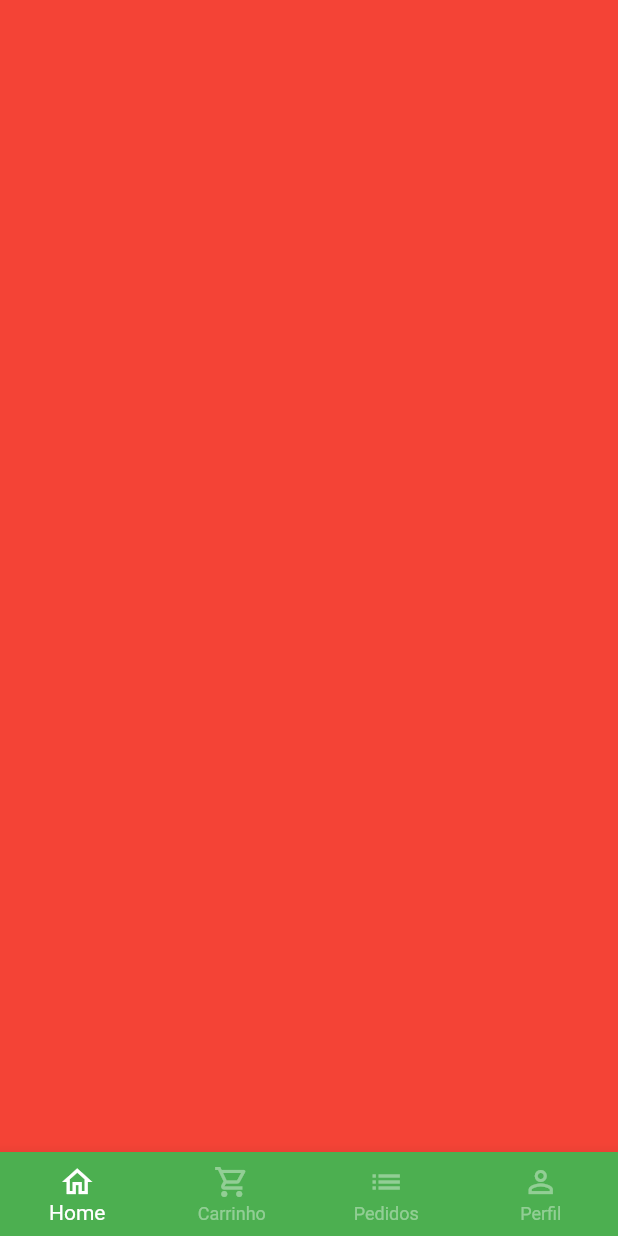
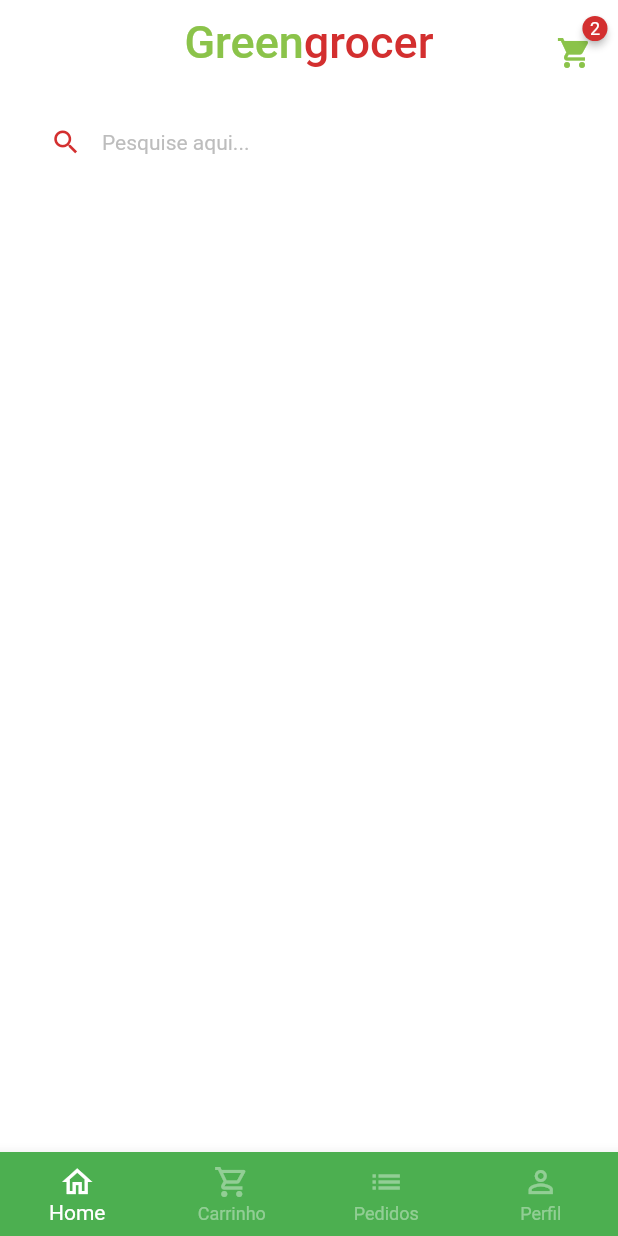
Before and after one commit to Wkerlyson/greengrocer, a Flutter app: the screen it shows after launch, after a tap on "Entrar", on a phone screen of 412 x 824 dp. Run offline on Flutter 3.47's test engine with Material 2 defaults, Android fonts, the phone set to English and light mode, and no system bars; drawn by our look-alikes of badges; our stand-ins replace animated_text_kit, mask_text_input_formatter.

Commit message:
Badge and search field

```diff
--- a/lib/main.dart
+++ b/lib/main.dart
@@ -14,7 +14,8 @@ class MyApp extends StatelessWidget {
     return MaterialApp(
       title: 'Flutter Demo',
       theme: ThemeData(
-        primarySwatch: CustomColors.customSwatchColor,
+        primarySwatch: Colors.green,
+        scaffoldBackgroundColor: Colors.white.withAlpha(190),
       ),
       debugShowCheckedModeBanner: false,
       home: const SignInScreen(),
--- a/lib/src/base/base_screen.dart
+++ b/lib/src/base/base_screen.dart
@@ -1,4 +1,5 @@
 import 'package:flutter/material.dart';
+import 'package:greengrocer/src/home/home_tab.dart';
 
 class BaseScreen extends StatefulWidget {
   const BaseScreen({super.key});
@@ -18,7 +19,7 @@ class _BaseScreenState extends State<BaseScreen> {
         physics: const NeverScrollableScrollPhysics(),
         controller: pageController,
         children: [
-          Container(color: Colors.red),
+          const HomeTab(),
           Container(color: Colors.yellow),
           Container(color: Colors.blue),
           Container(color: Colors.purple),
--- /dev/null
+++ b/lib/src/home/home_tab.dart
@@ -0,0 +1,98 @@
+import 'package:badges/badges.dart';
+import 'package:flutter/material.dart';
+import 'package:greengrocer/src/config/custom_colors.dart';
+
+class HomeTab extends StatelessWidget {
+  const HomeTab({super.key});
+
+  @override
+  Widget build(BuildContext context) {
+    return Scaffold(
+      //App bar
+      appBar: AppBar(
+        backgroundColor: Colors.transparent,
+        elevation: 0,
+        centerTitle: true,
+        title: Text.rich(
+          TextSpan(
+            style: const TextStyle(
+              fontSize: 30,
+            ),
+            children: [
+              TextSpan(
+                text: 'Green',
+                style: TextStyle(
+                  color: CustomColors.customSwatchColor,
+                ),
+              ),
+              TextSpan(
+                text: 'grocer',
+                style: TextStyle(
+                  color: CustomColors.customContrastColor,
+                ),
+              ),
+            ],
+          ),
+        ),
+        actions: [
+          Padding(
+            padding: const EdgeInsets.only(top: 15, right: 17),
+            child: GestureDetector(
+              onTap: () {},
+              child: Badge(
+                badgeColor: CustomColors.customContrastColor,
+                badgeContent: const Text(
+                  '2',
+                  style: TextStyle(
+                    color: Colors.white,
+                    fontSize: 12,
+                  ),
+                ),
+                child: Icon(
+                  Icons.shopping_cart,
+                  color: CustomColors.customSwatchColor,
+                ),
+              ),
+            ),
+          )
+        ],
+      ),
+
+      body: Column(
+        children: [
+          //campo pesquisa
+          Padding(
+            padding: const EdgeInsets.symmetric(horizontal: 20, vertical: 13),
+            child: TextFormField(
+              keyboardType: TextInputType.text,
+              decoration: InputDecoration(
+                filled: true,
+                fillColor: Colors.white,
+                isDense: true,
+                hintText: 'Pesquise aqui...',
+                hintStyle: TextStyle(
+                  color: Colors.grey.shade400,
+                  fontSize: 14,
+                ),
+                prefixIcon: Icon(
+                  Icons.search,
+                  color: CustomColors.customContrastColor,
+                  size: 21,
+                ),
+                border: OutlineInputBorder(
+                  borderRadius: BorderRadius.circular(60),
+                  borderSide: const BorderSide(
+                    width: 0,
+                    style: BorderStyle.none,
+                  ),
+                ),
+              ),
+            ),
+          )
+          //categorias
+          //grid
+        ],
+      ),
+    );
+  }
+}
--- a/pubspec.yaml
+++ b/pubspec.yaml
@@ -38,6 +38,7 @@ dependencies:
   cupertino_icons: ^1.0.2
   animated_text_kit: ^4.2.2
   mask_text_input_formatter: ^2.4.0
+  badges: ^2.0.3
 
 dev_dependencies:
   flutter_test:
```
Also changed, not shown: pubspec.lock.
